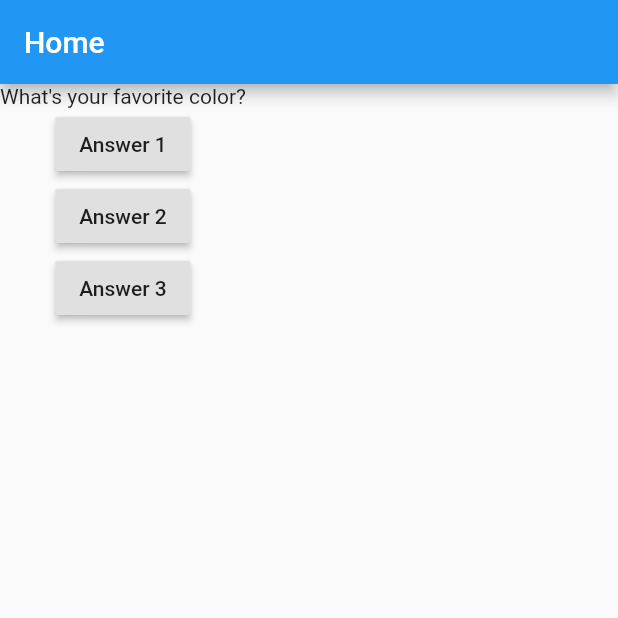
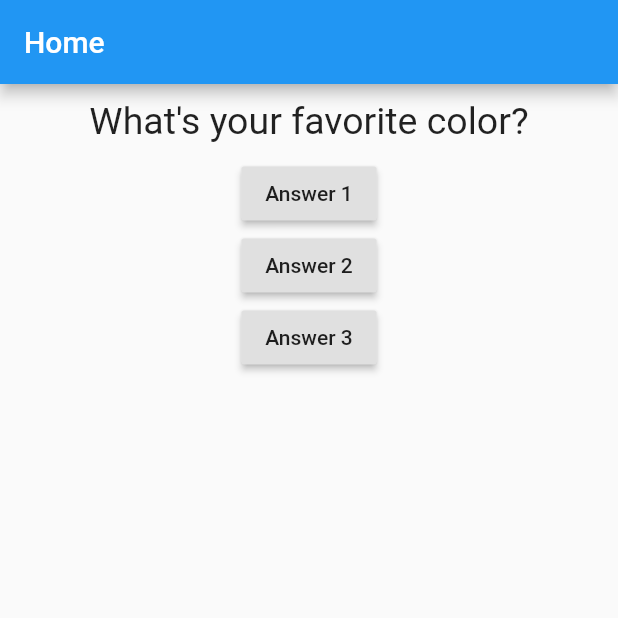
Before and after one commit to sravanpabolu/flutter_guide, a Flutter app: the screen it shows after launch, on a phone screen of 412 x 824 dp, the top half of it. Run offline on Flutter 3.47's test engine with Material 2 defaults, Android fonts, the phone set to English and light mode, and no system bars.

Commit message:
Styling a widget

```diff
--- a/lib/question.dart
+++ b/lib/question.dart
@@ -7,6 +7,14 @@ class Question extends StatelessWidget {
 
   @override
   Widget build(BuildContext context) {
-    return Text(questionText);
+    return Container(
+      width: double.infinity,
+      margin: EdgeInsets.all(10),
+      child: Text(
+        questionText,
+        style: TextStyle(fontSize: 25),
+        textAlign: TextAlign.center,
+      ),
+    );
   }
 }
```
